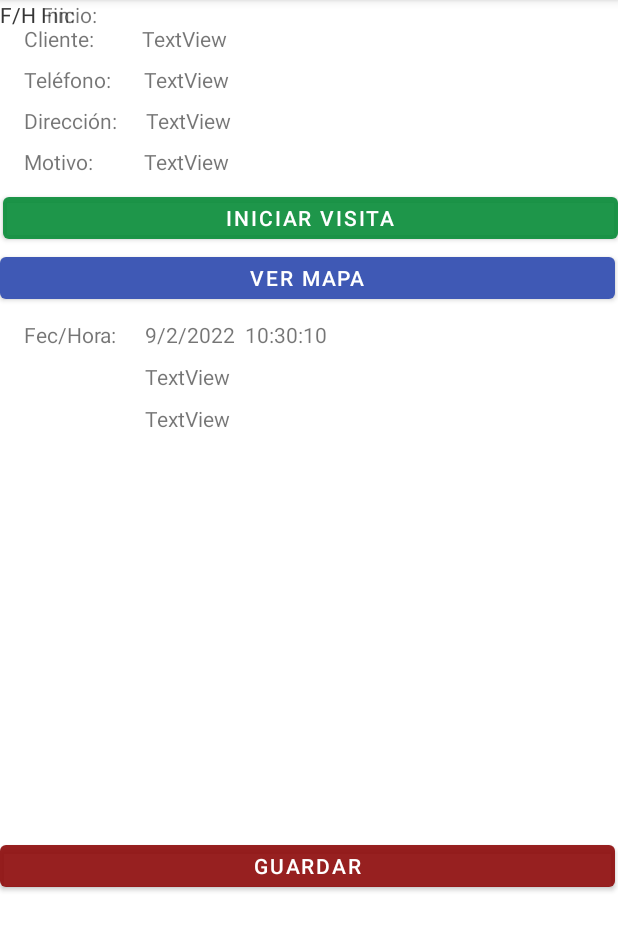
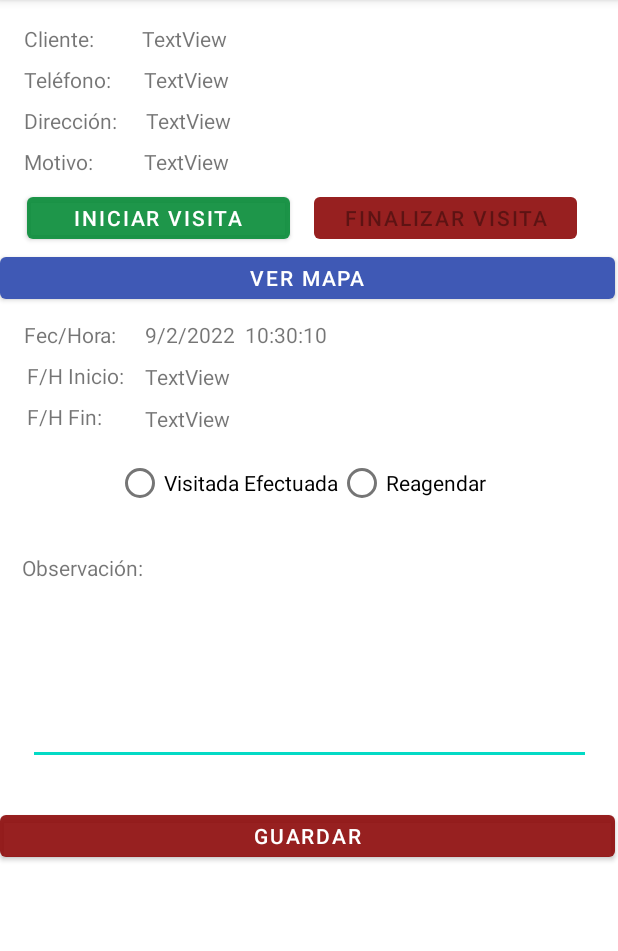
Before and after one commit to Yazminne020/AMNFGps, an Android app: the InformacionCliente screen opened directly, with no data from a screen before it, on a phone screen of 412 x 824 dp, the part 84-1035 px from its top. Run offline under Robolectric (Android 15) with nearby library versions, the phone set to English and light mode, and no system bars; libraries missing offline, so code that uses them is left out: org.ksoap2, org.ksoap2.serialization.

Commit message:
Actualizar InformacionCliente.java y activity_informacion_cliente.xml

```diff
--- a/app/src/main/java/com/example/amfgps/InformacionCliente.java
+++ b/app/src/main/java/com/example/amfgps/InformacionCliente.java
@@ -12,8 +12,8 @@ import java.util.Calendar;
 
 public class InformacionCliente extends AppCompatActivity {
 
-    TextView tvCliente, tvPhone, tvDireccion, tvMotivo, tvFechHora;
-    Button btnMapa, btnInicio;
+    TextView tvCliente, tvPhone, tvDireccion, tvMotivo, tvFechHora,tvInicio,tvFin;
+    Button btnMapa, btnInicio,btnFin;
     int hora = 0, minuto = 0, segundo = 0;
     Thread iniReloj = null;
     Runnable r;
@@ -32,7 +32,9 @@ public class InformacionCliente extends AppCompatActivity {
         btnMapa = findViewById(R.id.btnMapa);
         btnInicio = findViewById(R.id.btnInicio);
         tvFechHora=findViewById(R.id.tvFechHora);
-
+        tvInicio=findViewById(R.id.tvInicio);
+        tvFin =findViewById(R.id.tvFin);
+        btnFin=findViewById(R.id.btnFin);
         r = new RefreshClock();
         iniReloj = new Thread(r);
         iniReloj.start();
@@ -40,7 +42,7 @@ public class InformacionCliente extends AppCompatActivity {
         Cita cita = new Cita();
         Intent intent = getIntent();
         Bundle extras = intent.getExtras();
-
+        btnFin.setEnabled(false);
         if (extras != null) {
             cita.diavisita = extras.getString("diavisita");
             cita.observacion = extras.getString("observacion");
@@ -73,10 +75,20 @@ public class InformacionCliente extends AppCompatActivity {
         btnInicio.setOnClickListener(new View.OnClickListener() {
             @Override
             public void onClick(View view) {
-                iniReloj.interrupt();
+                //iniReloj.interrupt();
+                tvInicio.setText(tvFechHora.getText());
+                btnFin.setEnabled(true);
+                btnInicio.setEnabled(false);
             }
         });
-
+        btnFin.setOnClickListener(new View.OnClickListener() {
+            @Override
+            public void onClick(View view) {
+                //iniReloj.interrupt();
+                tvFin.setText(tvFechHora.getText());
+                btnFin.setEnabled(false);
+            }
+        });
 
     }
 
--- a/app/src/main/res/layout/activity_informacion_cliente.xml
+++ b/app/src/main/res/layout/activity_informacion_cliente.xml
@@ -112,13 +112,13 @@
 
     <Button
         android:id="@+id/btnInicio"
-        android:layout_width="410dp"
+        android:layout_width="175dp"
         android:layout_height="40dp"
         android:layout_marginTop="8dp"
         android:text="Iniciar Visita"
         app:backgroundTint="#EB0B8E3B"
         app:layout_constraintEnd_toEndOf="parent"
-        app:layout_constraintHorizontal_bias="1.0"
+        app:layout_constraintHorizontal_bias="0.075"
         app:layout_constraintStart_toStartOf="parent"
         app:layout_constraintTop_toBottomOf="@+id/tvMotivo" />
 
@@ -126,7 +126,7 @@
         android:id="@+id/btnGuardar"
         android:layout_width="410dp"
         android:layout_height="40dp"
-        android:layout_marginTop="352dp"
+        android:layout_marginTop="332dp"
         android:text="Guardar"
         app:backgroundTint="#E98E0B0B"
         app:layout_constraintEnd_toEndOf="parent"
@@ -164,20 +164,26 @@
         android:id="@+id/textView10"
         android:layout_width="wrap_content"
         android:layout_height="wrap_content"
+        android:layout_marginTop="8dp"
         android:text="F/H Inicio:"
-        tools:layout_editor_absoluteX="16dp"
-        tools:layout_editor_absoluteY="243dp" />
+        app:layout_constraintEnd_toStartOf="@+id/tvFechHora"
+        app:layout_constraintHorizontal_bias="0.562"
+        app:layout_constraintStart_toStartOf="parent"
+        app:layout_constraintTop_toBottomOf="@+id/textView5" />
 
     <TextView
         android:id="@+id/textView11"
         android:layout_width="wrap_content"
         android:layout_height="wrap_content"
+        android:layout_marginTop="8dp"
         android:text="F/H Fin:"
-        tools:layout_editor_absoluteX="16dp"
-        tools:layout_editor_absoluteY="271dp" />
+        app:layout_constraintEnd_toStartOf="@+id/tvInicio"
+        app:layout_constraintHorizontal_bias="0.382"
+        app:layout_constraintStart_toStartOf="parent"
+        app:layout_constraintTop_toBottomOf="@+id/textView10" />
 
     <TextView
-        android:id="@+id/textView12"
+        android:id="@+id/tvInicio"
         android:layout_width="315dp"
         android:layout_height="20dp"
         android:layout_marginStart="12dp"
@@ -200,6 +206,76 @@
         app:layout_constraintEnd_toEndOf="parent"
         app:layout_constraintHorizontal_bias="1.0"
         app:layout_constraintStart_toEndOf="@+id/textView11"
-        app:layout_constraintTop_toBottomOf="@+id/textView12" />
+        app:layout_constraintTop_toBottomOf="@+id/tvInicio" />
+
+    <Button
+        android:id="@+id/btnFin"
+        android:layout_width="175dp"
+        android:layout_height="40dp"
+        android:layout_marginTop="8dp"
+        android:layout_marginEnd="12dp"
+        android:layout_marginRight="12dp"
+        android:text="Finalizar Visita"
+        app:backgroundTint="#E98E0B0B"
+        app:layout_constraintBottom_toTopOf="@+id/btnMapa"
+        app:layout_constraintEnd_toEndOf="parent"
+        app:layout_constraintHorizontal_bias="0.516"
+        app:layout_constraintStart_toEndOf="@+id/btnInicio"
+        app:layout_constraintTop_toBottomOf="@+id/tvMotivo"
+        app:layout_constraintVertical_bias="1.0" />
+
+    <LinearLayout
+        android:id="@+id/linearLayout2"
+        android:layout_width="258dp"
+        android:layout_height="54dp"
+        android:orientation="vertical"
+        app:layout_constraintBottom_toTopOf="@+id/btnGuardar"
+        app:layout_constraintEnd_toEndOf="parent"
+        app:layout_constraintStart_toStartOf="parent"
+        app:layout_constraintTop_toBottomOf="@+id/tvFin"
+        app:layout_constraintVertical_bias="0.045">
+
+        <RadioGroup
+            android:layout_width="wrap_content"
+            android:layout_height="wrap_content"
+            android:orientation="horizontal">
+
+            <RadioButton
+                android:id="@+id/radioButton8"
+                android:layout_width="match_parent"
+                android:layout_height="wrap_content"
+                android:text="Visitada Efectuada" />
+
+            <RadioButton
+                android:id="@+id/radioButton7"
+                android:layout_width="match_parent"
+                android:layout_height="wrap_content"
+                android:text="Reagendar" />
+        </RadioGroup>
+    </LinearLayout>
+
+    <TextView
+        android:id="@+id/textView14"
+        android:layout_width="wrap_content"
+        android:layout_height="wrap_content"
+        android:text="Observación:"
+        app:layout_constraintBottom_toTopOf="@+id/btnGuardar"
+        app:layout_constraintEnd_toEndOf="parent"
+        app:layout_constraintHorizontal_bias="0.045"
+        app:layout_constraintStart_toStartOf="parent"
+        app:layout_constraintTop_toBottomOf="@+id/linearLayout2"
+        app:layout_constraintVertical_bias="0.1" />
+
+    <EditText
+        android:id="@+id/editTextTextMultiLine"
+        android:layout_width="375dp"
+        android:layout_height="113dp"
+        android:ems="10"
+        android:gravity="start|top"
+        android:inputType="textMultiLine"
+        app:layout_constraintBottom_toTopOf="@+id/btnGuardar"
+        app:layout_constraintEnd_toEndOf="parent"
+        app:layout_constraintStart_toStartOf="parent"
+        app:layout_constraintTop_toTopOf="@+id/textView14" />
 
 </androidx.constraintlayout.widget.ConstraintLayout>
```
